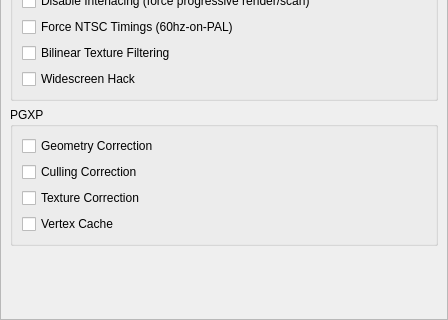
Before: the Qt Designer form src/duckstation-qt/gpusettingswidget.ui in kofxi3584karlayang/duckstation, drawn with Qt 5; both pictures show x 0 to 448 and y 400 to 720 of the 448 by 720 pixel window.
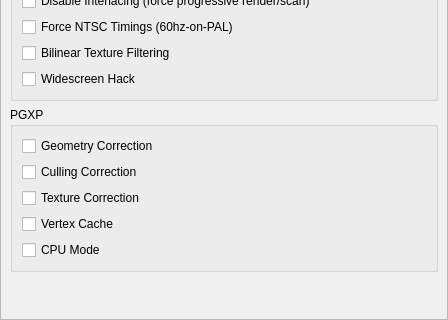
After: the same form once the commit is applied.

Commit message:
CPU: Implement PGXP CPU Mode
This is *very* slow. You don't want to enable it if you don't need it.
It is also incompatible with the recompiler and will disable it if the
option is enabled.

```diff
--- a/src/duckstation-qt/gpusettingswidget.ui
+++ b/src/duckstation-qt/gpusettingswidget.ui
@@ -215,6 +215,13 @@
             </property>
            </widget>
           </item>
+          <item>
+           <widget class="QCheckBox" name="pgxpCPUMode">
+            <property name="text">
+             <string>CPU Mode</string>
+            </property>
+           </widget>
+          </item>
          </layout>
         </widget>
        </item>
```
The commit also changes 18 other files.
